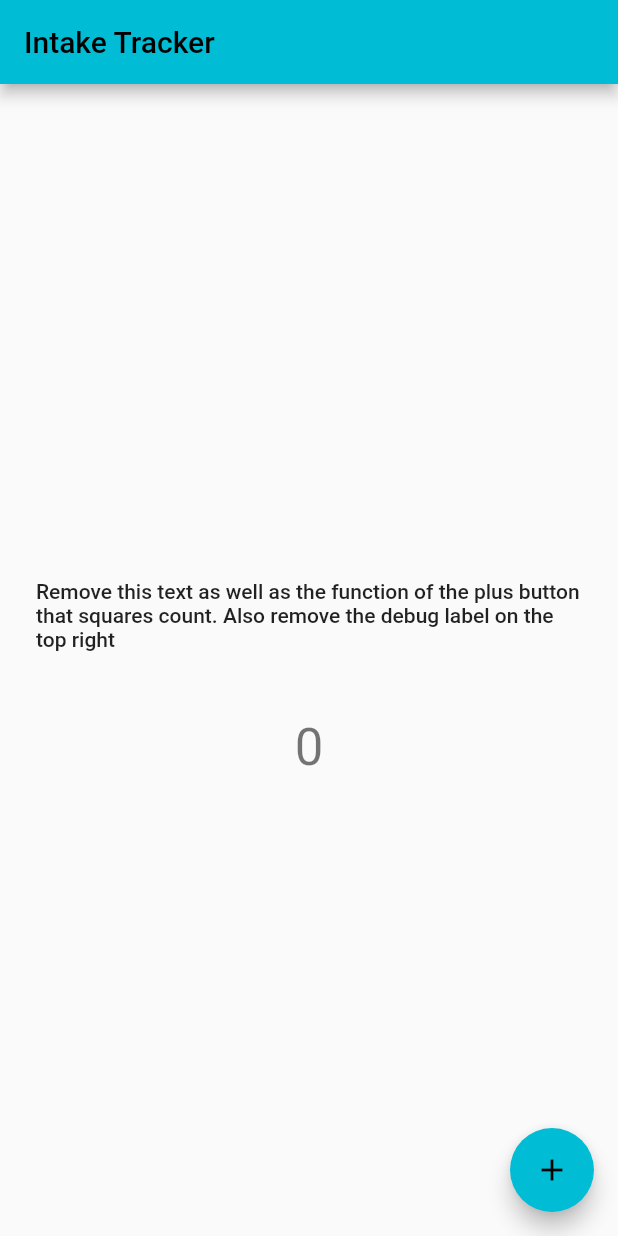
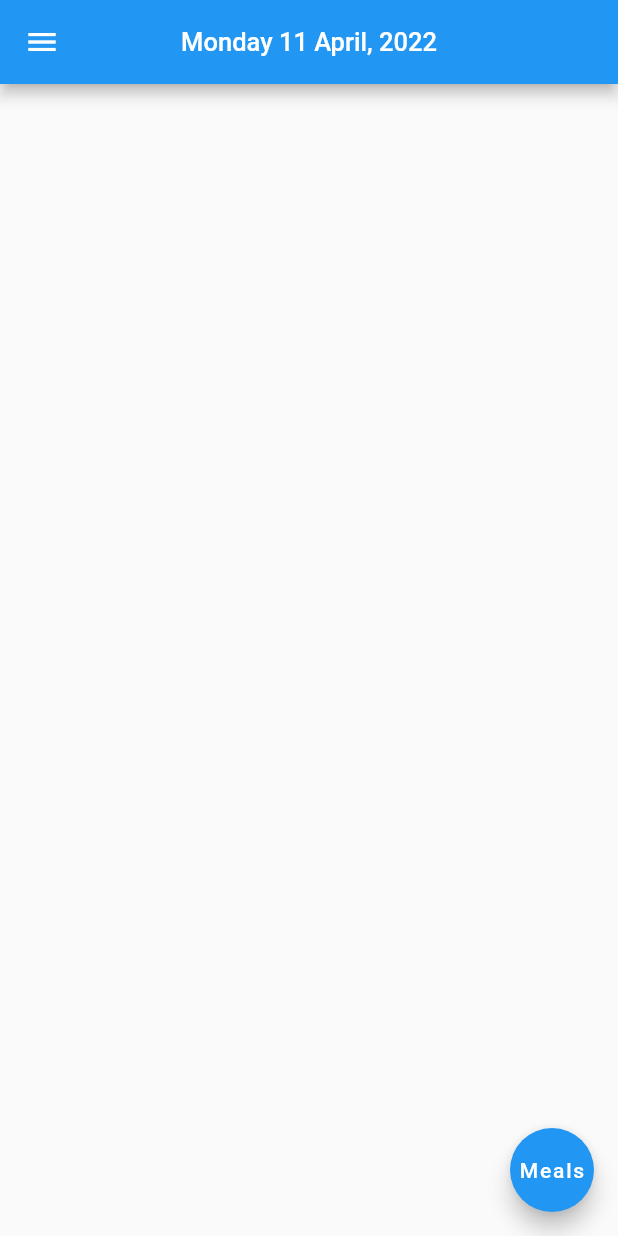
Before and after one commit to amankaif/Intake-Tracker, a Flutter app: the screen it shows after launch, on a phone screen of 412 x 824 dp. Run offline on Flutter 3.47's test engine with Material 2 defaults, Android fonts, the phone set to English and light mode, and no system bars; missing offline and left inert: projects; statements that could not run were skipped.

```diff
--- a/lib/constants/constants.dart
+++ /dev/null
@@ -1,2 +0,0 @@
-export 'ui_decorations.dart';
-export 'ui_strings.dart';
--- a/lib/constants/ui_decorations.dart
+++ /dev/null
@@ -1,3 +0,0 @@
-import 'package:flutter/material.dart';
-
-const appTheme = Colors.cyan;
--- a/lib/constants/ui_strings.dart
+++ /dev/null
@@ -1 +0,0 @@
-const homePageTitle = "Intake Tracker";
--- a/lib/home_page/home_page.dart
+++ /dev/null
@@ -1,65 +0,0 @@
-import 'package:flutter/material.dart';
-
-class MyHomePage extends StatefulWidget {
-  const MyHomePage({Key? key, required this.title}) : super(key: key);
-
-  final String title;
-
-  @override
-  State<MyHomePage> createState() => _MyHomePageState();
-}
-
-class _MyHomePageState extends State<MyHomePage> {
-  int _counter = 0;
-
-  void _squareIncrementCounter() {
-    setState(() {
-      if (_counter == 0) {
-        _counter = 1;
-      } else if (_counter == 1) {
-        _counter = 2;
-      } else {
-        _counter = _counter * _counter;
-      }
-    });
-  }
-
-  @override
-  Widget build(BuildContext context) {
-    return Scaffold(
-      appBar: AppBar(
-        title: Text(widget.title),
-      ),
-      body: Center(
-        child: Column(
-          // GOOD TIP
-
-          // Invoke "debug painting" (press "p" in the console, choose the
-          // "Toggle Debug Paint" action from the Flutter Inspector in Android
-          // Studio, or the "Toggle Debug Paint" command in Visual Studio Code)
-          // to see the wireframe for each widget.
-
-          mainAxisAlignment: MainAxisAlignment.center,
-          children: <Widget>[
-            Padding(
-              padding: EdgeInsets.all(24),
-              child: Text(
-                  'Remove this text as well as the function of the plus button that squares count. Also remove the debug label on the top right',
-                  style: Theme.of(context).textTheme.bodyLarge),
-            ),
-            SizedBox(height: 20),
-            Text(
-              '$_counter',
-              style: Theme.of(context).textTheme.headline4,
-            ),
-          ],
-        ),
-      ),
-      floatingActionButton: FloatingActionButton(
-        onPressed: _squareIncrementCounter,
-        tooltip: 'Square counter number',
-        child: const Icon(Icons.add),
-      ), // This trailing comma makes auto-formatting nicer for build methods.
-    );
-  }
-}
--- /dev/null
+++ b/lib/home_page/home_screen.dart
@@ -0,0 +1,36 @@
+import 'package:flutter/material.dart';
+import 'package:projects/Home_Page/navbar.dart';
+
+class HomeScreen extends StatefulWidget {
+  const HomeScreen({Key? key}) : super(key: key);
+
+  @override
+  State<HomeScreen> createState() => _HomeScreenState();
+}
+
+class _HomeScreenState extends State<HomeScreen> {
+  @override
+  Widget build(BuildContext context) {
+    return Scaffold(
+      drawer: NavBar(),
+        appBar: AppBar(
+          title: Text("Monday 11 April, 2022",
+            style: TextStyle(
+              // fontFamily: 'Inter',
+              fontSize: 17,
+            ),
+
+          ),
+          centerTitle: true,
+          // backgroundColor: Colors.green,
+        ),
+      floatingActionButton: FloatingActionButton(
+        onPressed: () {  },
+        child:
+        Text('Meals'),
+
+        // backgroundColor: Colors.green,
+      ),
+    );
+  }
+}
--- a/lib/main.dart
+++ b/lib/main.dart
@@ -1,6 +1,6 @@
 import 'package:flutter/material.dart';
-import 'package:calorie_tracker/home_page/home_page.dart';
-import 'package:calorie_tracker/constants/constants.dart';
+
+import 'Home_Page/home_screen.dart';
 
 void main() {
   runApp(const MyApp());
@@ -13,11 +13,8 @@ class MyApp extends StatelessWidget {
   @override
   Widget build(BuildContext context) {
     return MaterialApp(
-      title: 'Flutter Demo',
-      theme: ThemeData(
-        primarySwatch: appTheme,
-      ),
-      home: const MyHomePage(title: homePageTitle),
+      debugShowCheckedModeBanner: false,
+      home: const HomeScreen(),
     );
   }
 }
```
Also changed, not shown: CMakeLists.txt (added, +11 -0 lines), lib/home_page/navbar.dart (added, +66 -0 lines), pubspec.yaml (+10 -12 lines), assets/fonts/Inter-Black.ttf (added), assets/images/bg.jpg (added), assets/images/cartoon.png (added), assets/images/img.png (added), assets/images/img_1.png (added), 1 other file.
